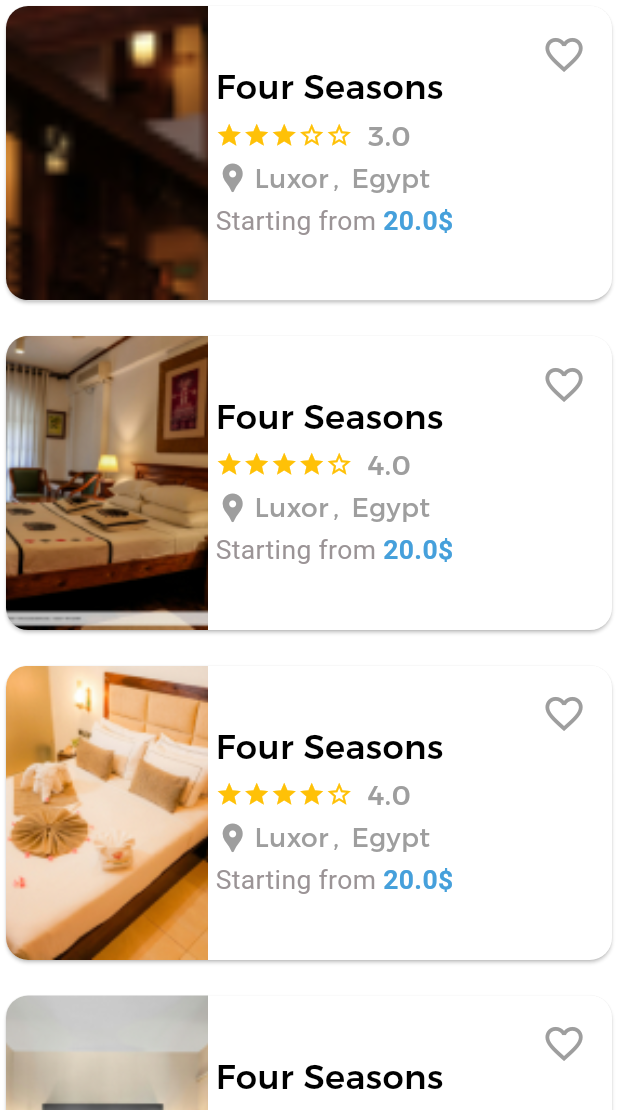
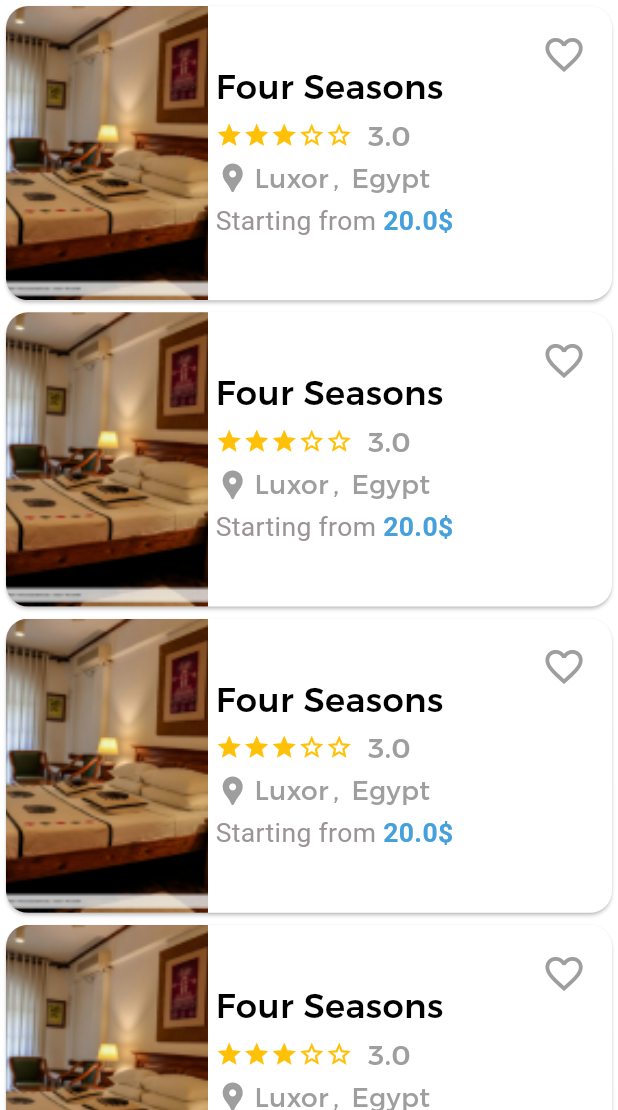
Before and after one commit to ah0es/tourism_app, a Flutter app: the MyFavoritesBody screen opened directly, after a tap on "Attractions", after a tap on "Hotels", on a phone screen of 412 x 824 dp, the part 126-1236 px from its top. Run offline on Flutter 3.47's test engine with Material 3 defaults, Android fonts, the phone set to English and light mode, and no system bars; our stand-ins replace barcode_widget, cached_network_image, device_preview, dio, easy_localization, expandable and 12 more; accounts and stored records are empty.

Commit message:
Updates in attractions body and hotels body

```diff
--- a/lib/features/home/navigationbar/my_favorties/presentation/widgets/attractions_body.dart
+++ b/lib/features/home/navigationbar/my_favorties/presentation/widgets/attractions_body.dart
@@ -1,5 +1,4 @@
 import 'package:flutter/material.dart';
-import 'package:flutter/widgets.dart';
 import 'package:tourism_app/core/component/custom_card_image_attractions.dart';
 import 'package:tourism_app/core/utils/app_images.dart';
 
@@ -11,7 +10,14 @@
     return SingleChildScrollView(
       child: Column(
         children: [
-          CustomCardImageAttractions(
+
+          ListView.builder(
+            shrinkWrap: true,
+              physics: NeverScrollableScrollPhysics(),
+            itemCount: 10,
+
+            itemBuilder: (context,index){
+            return CustomCardImageAttractions(
             image: AppImages.rectangleAttraction,
             name: 'East and West Banks',
             governorate: 'Luxor',
@@ -23,72 +29,11 @@
             onTap: () {
               print('Card Tapped!');
             },
-          ),
-          CustomCardImageAttractions(
-            image: 'assets/images/Rectangle.png',
-            name: 'East and West Banks',
-            governorate: 'Luxor',
-            country: 'Egypt',
-            rate: 4,
-            iconData: Icons.location_pin,
-            descraption:
-                'Lorem Ipsum is simply dummy text of the printing and typesetting industry. ',
-            onTap: () {
-              print('Card Tapped!');
-            },
-          ),
-          CustomCardImageAttractions(
-            image: AppImages.rectangleAttraction,
-            name: 'East and West Banks',
-            governorate: 'Luxor',
-            country: 'Egypt',
-            rate: 4,
-            iconData: Icons.location_pin,
-            descraption:
-                'Lorem Ipsum is simply dummy text of the printing and typesetting industry. ',
-            onTap: () {
-              print('Card Tapped!');
-            },
-          ),
-          CustomCardImageAttractions(
-            image: AppImages.rectangleAttraction,
-            name: 'East and West Banks',
-            governorate: 'Luxor',
-            country: 'Egypt',
-            rate: 4,
-            iconData: Icons.location_pin,
-            descraption:
-                'Lorem Ipsum is simply dummy text of the printing and typesetting industry. ',
-            onTap: () {
-              print('Card Tapped!');
-            },
-          ),
-          CustomCardImageAttractions(
-            image: AppImages.rectangleAttraction,
-            name: 'East and West Banks',
-            governorate: 'Luxor',
-            country: 'Egypt',
-            rate: 4,
-            iconData: Icons.location_pin,
-            descraption:
-                'Lorem Ipsum is simply dummy text of the printing and typesetting industry. ',
-            onTap: () {
-              print('Card Tapped!');
-            },
-          ),
-          CustomCardImageAttractions(
-            image: AppImages.rectangleAttraction,
-            name: 'East and West Banks',
-            governorate: 'Luxor',
-            country: 'Egypt',
-            rate: 4,
-            iconData: Icons.location_pin,
-            descraption:
-                'Lorem Ipsum is simply dummy text of the printing and typesetting industry. ',
-            onTap: () {
-              print('Card Tapped!');
-            },
-          ),
+          );
+
+          })
+
+
         ],
       ),
     );
--- a/lib/features/home/navigationbar/my_favorties/presentation/widgets/hotels_body.dart
+++ b/lib/features/home/navigationbar/my_favorties/presentation/widgets/hotels_body.dart
@@ -1,6 +1,4 @@
 import 'package:flutter/material.dart';
-import 'package:flutter/widgets.dart';
-import 'package:flutter_screenutil/flutter_screenutil.dart';
 import 'package:tourism_app/core/component/custom_card_image_hotels.dart';
 import 'package:tourism_app/core/utils/app_images.dart';
 
@@ -12,56 +10,25 @@
     return SingleChildScrollView(
       child: Column(
         children: [
-          CustomCardImageHotels(
-            country: 'Egypt',
-            governorate: 'Luxor',
-            iconData: Icons.location_pin,
-            image: AppImages.Rectangle1Hotels,
-            name: 'Four Seasons',
-            price: 20,
-            rate: 3,
-          ),
-          SizedBox(height: 16.h,),
-          CustomCardImageHotels(
+
+          ListView.builder(
+            shrinkWrap: true,
+              physics: NeverScrollableScrollPhysics(),
+            itemCount: 10,
+
+            itemBuilder: (context,index){
+            return CustomCardImageHotels(
             country: 'Egypt',
             governorate: 'Luxor',
             iconData: Icons.location_pin,
             image: AppImages.Rectangle2Hotels,
             name: 'Four Seasons',
             price: 20,
-            rate: 4,
-          ),
-          SizedBox(height: 16.h,),
-          CustomCardImageHotels(
-            country: 'Egypt',
-            governorate: 'Luxor',
-            iconData: Icons.location_pin,
-            image: AppImages.Rectangle3Hotels,
-            name: 'Four Seasons',
-            price: 20,
-            rate: 4,
-          ),
-          SizedBox(height: 16.h,),
-          CustomCardImageHotels(
-            country: 'Egypt',
-            governorate: 'Luxor',
-            iconData: Icons.location_pin,
-            image: AppImages.Rectangle4Hotels,
-            name: 'Four Seasons',
-            price: 20,
-            rate: 3,
-          ),
-          SizedBox(height: 16.h,),
-          CustomCardImageHotels(
-            country: 'Egypt',
-            governorate: 'Luxor',
-            iconData: Icons.location_pin,
-            image: AppImages.Rectangle5Hotels,
-            name: 'Four Seasons',
-            price: 20,
-            rate: 3,
-          ),
-          SizedBox(height: 16.h,),
+            rate: 3,);
+
+          })
+
+
         ],
       ),
     );
```
Also changed, not shown: lib/features/home/navigationbar/my_favorties/presentation/favorites_body.dart (+8 -15 lines).
